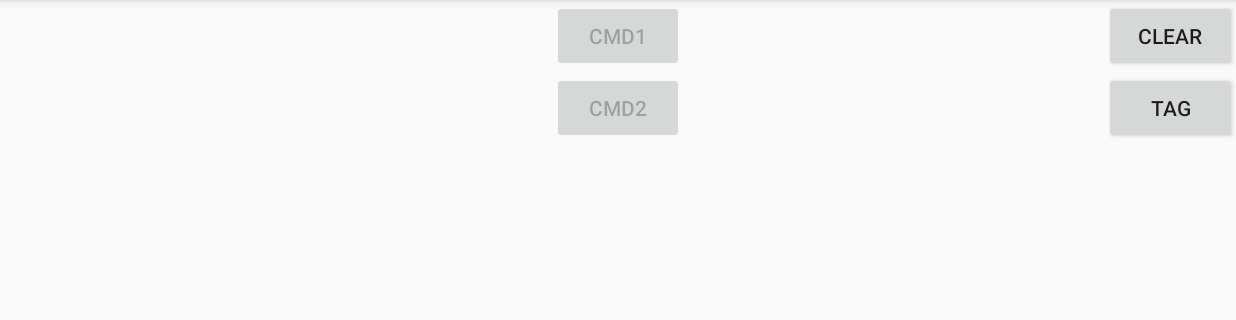
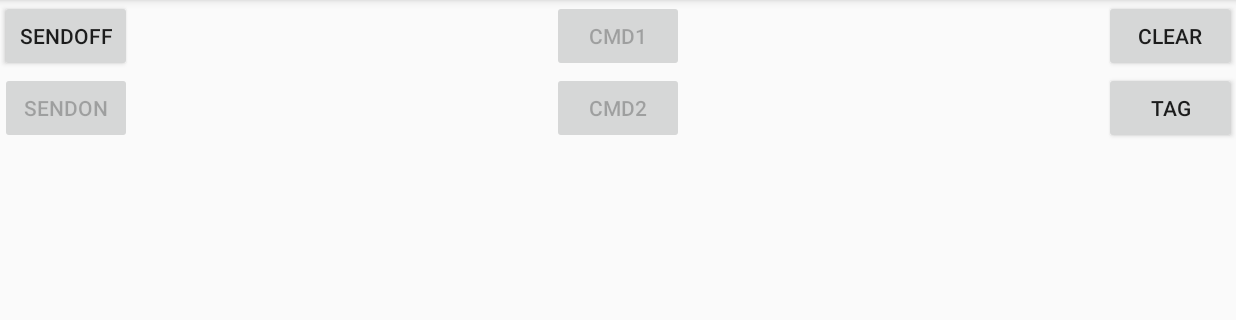
Before and after one commit to AnaniasLima/SerialBasics, an Android app: the screen it shows after launch (MainActivity), after a tap on "TAG", on a phone screen of 824 x 412 dp (held sideways), the part 72-392 px from its top. Run offline under Robolectric (Android 15) with nearby library versions, the phone set to English and light mode, and no system bars; our stand-ins replace Timber; libraries missing offline, so code that uses them is left out: com.felhr.usbserial; 2 statements that could not run were skipped.

Commit message:
Serial enviando e recebendo EVENTS para o Arduino. Num teste com 50.000 pacotes enviados, recebemos 3 pacotes com erro.

```diff
--- a/app/build.gradle
+++ b/app/build.gradle
@@ -40,6 +40,8 @@ dependencies {
     implementation "com.jakewharton.timber:timber:4.7.1"
     implementation 'com.github.felHR85:UsbSerial:6.1.0'
     implementation 'androidx.recyclerview:recyclerview:1.1.0'
+    implementation 'com.google.code.gson:gson:2.8.2'
+
 
 
 }
--- a/app/src/main/java/com/example/serialbasics/MainActivity.kt
+++ b/app/src/main/java/com/example/serialbasics/MainActivity.kt
@@ -92,6 +92,21 @@ class MainActivity : AppCompatActivity() {
         usbSerialContinueChecking()
     }
 
+    private var loopDeStatusRequest = Runnable {
+        for (i in 1.. 10000) {
+            ArduinoSerialDevice.sendData(EventType.FW_STATUS_RQ)
+            Thread.sleep(30)
+        }
+    }
+
+    private var loopNoteiroRequest = Runnable {
+        for (i in 1.. 1000) {
+            ArduinoSerialDevice.sendData(EventType.FW_NOTEIRO)
+            Thread.sleep(300)
+        }
+    }
+
+
 //    var onConnected = Runnable {
 //        Timber.i("Ativando controles para device Conectado")
 //        btnSendCmd1.isEnabled = true
@@ -128,16 +143,48 @@ class MainActivity : AppCompatActivity() {
         ArduinoSerialDevice.mainActivity = this
         ArduinoSerialDevice.usbSetFilters()
 
-        btnSendCmd1.setOnClickListener { ArduinoSerialDevice.sendData(EventType.FW_STATUS_RQ) }
-        btnSendCmd2.setOnClickListener { ArduinoSerialDevice.sendData(EventType.FW_NOTEIRO) }
+
+        btnSendCmd1.setOnClickListener {
+            Timber.e("------------Antes-----------")
+            Thread {
+                loopDeStatusRequest.run()
+            }.start()
+            Timber.e("----------depois-----------")
+
+            //ArduinoSerialDevice.sendData(EventType.FW_STATUS_RQ)
+        }
+
+
+        btnSendCmd2.setOnClickListener {
+            Timber.e("------------Antes-----------")
+            Thread {
+                loopNoteiroRequest.run()
+            }.start()
+            Timber.e("----------depois-----------")
+        }
+
+
+
         btnClear.setOnClickListener {
             stringGiganteMostraNaTela = ""
             textView.setText(stringGiganteMostraNaTela)
         }
+
         btntag.setOnClickListener {
             mostraNaTela("")
             mostraNaTela("")
         }
+
+        btnEchoSendOff.setOnClickListener {
+            btnEchoSendOff.isEnabled = false
+            btnEchoSendOn.isEnabled = true
+        }
+
+        btnEchoSendOn.setOnClickListener {
+            btnEchoSendOff.isEnabled = true
+            btnEchoSendOn.isEnabled = false
+        }
+
 
         Timber.i("Vai iniciar processo de pooling para ver o estado do conexao USB-SERIAL")
         usbSerialImediateChecking(100)
--- a/app/src/main/res/layout/activity_main.xml
+++ b/app/src/main/res/layout/activity_main.xml
@@ -5,6 +5,25 @@
     android:layout_width="match_parent"
     android:layout_height="match_parent"
     tools:context=".MainActivity">
+
+
+    <Button
+        android:id="@+id/btnEchoSendOff"
+        android:layout_width="wrap_content"
+        android:layout_height="wrap_content"
+        android:enabled="true"
+        android:text="@string/sendOff"
+        app:layout_constraintLeft_toLeftOf="parent"
+        app:layout_constraintTop_toTopOf="parent" />
+
+    <Button
+        android:id="@+id/btnEchoSendOn"
+        android:layout_width="wrap_content"
+        android:layout_height="wrap_content"
+        android:enabled="false"
+        android:text="@string/sendOn"
+        app:layout_constraintLeft_toLeftOf="parent"
+        app:layout_constraintTop_toBottomOf="@id/btnEchoSendOff" />
 
     <Button
         android:id="@+id/btnSendCmd1"
@@ -48,7 +67,7 @@
     <TextView
         android:id="@+id/textView"
         android:layout_width="match_parent"
-        android:layout_height="600dp"
+        android:layout_height="500dp"
         android:text="Uma linha bem grande para set testada com uma extensão maior"
         app:layout_constraintBottom_toBottomOf="parent"
         app:layout_constraintEnd_toEndOf="parent"
--- a/app/src/main/res/values/strings.xml
+++ b/app/src/main/res/values/strings.xml
@@ -4,4 +4,6 @@
     <string name="cmd2">CMD2</string>
     <string name="clear">CLEAR</string>
     <string name="tag">TAG</string>
+    <string name="sendOn">SendOn</string>
+    <string name="sendOff">SendOff</string>
 </resources>
```
Also changed, not shown: app/src/main/java/com/example/serialbasics/ArduinoSerialDevice.kt (+40 -7 lines), app/src/main/java/com/example/serialbasics/Data/Model/ConnectThread.kt (+25 -4 lines).
